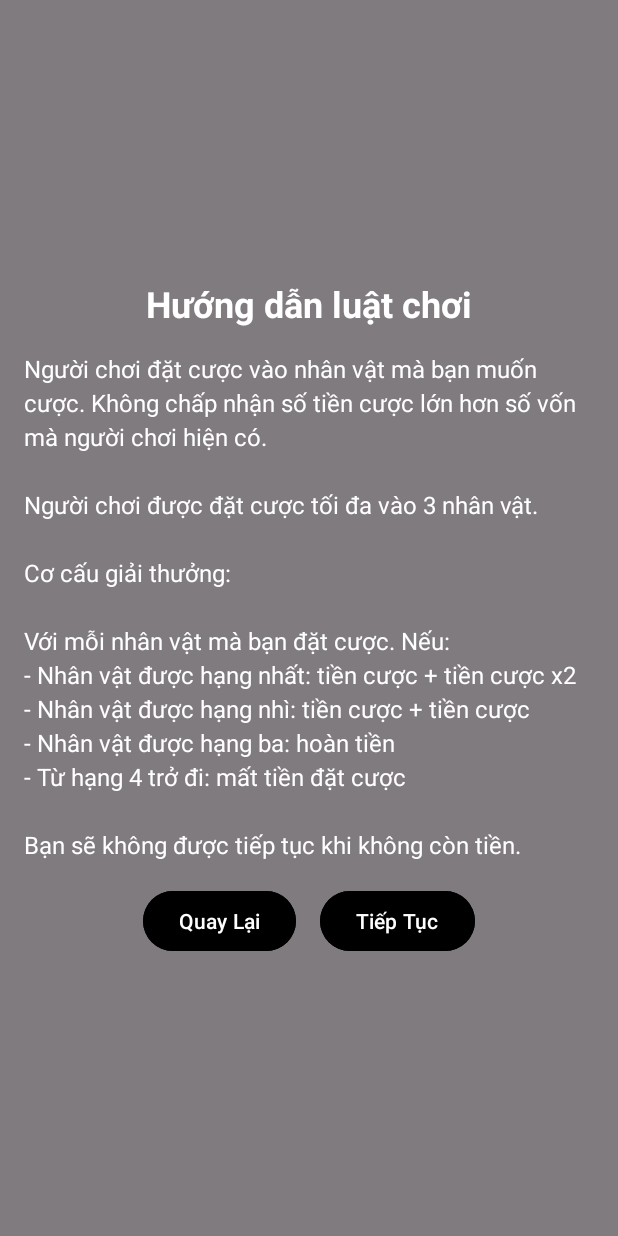
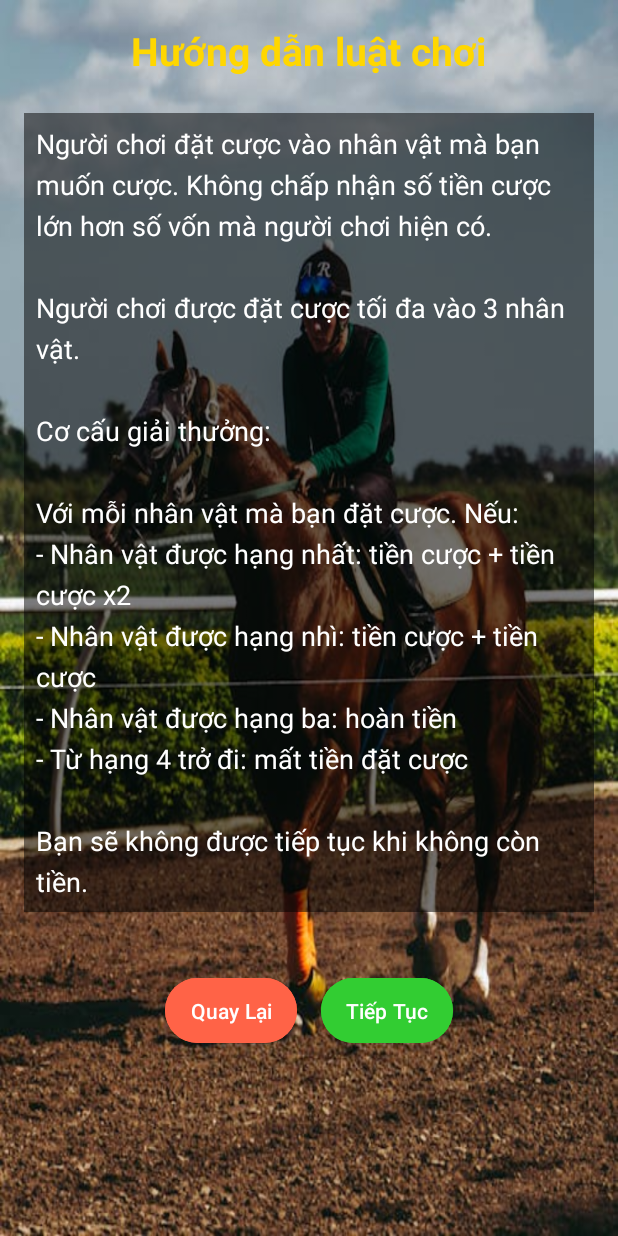
Before and after one commit to LeXuanPhuoc-lab/PRM392_MiniProject_HorseRacing, an Android app: the layout activity_rule.xml on its own in the app's theme, with its tools: preview values and no code run, on a phone screen of 412 x 824 dp. Run offline under Robolectric (Android 15) with nearby library versions, the phone set to English and light mode, and no system bars.

Commit message:
add rule

```diff
--- a/app/src/main/AndroidManifest.xml
+++ b/app/src/main/AndroidManifest.xml
@@ -38,6 +38,7 @@
 <!--                <category android:name="android.intent.category.LAUNCHER" />-->
 <!--            </intent-filter>-->
         </activity>
+        <activity android:name=".RuleActivity" android:exported="false"/>
     </application>
 
 </manifest>
--- a/app/src/main/java/com/example/horseracing/LoginActivity.java
+++ b/app/src/main/java/com/example/horseracing/LoginActivity.java
@@ -38,7 +38,7 @@ public class LoginActivity extends AppCompatActivity {
         if (!checkInput()) {
             return;
         }
-        Intent intent = new Intent(this, SelectCharacters.class);
+        Intent intent = new Intent(this, RuleActivity.class);
         startActivity(intent);
     }
 }
--- a/app/src/main/java/com/example/horseracing/RaceTrackActivity.java
+++ b/app/src/main/java/com/example/horseracing/RaceTrackActivity.java
@@ -8,9 +8,11 @@ import android.os.Bundle;
 import androidx.activity.EdgeToEdge;
 import androidx.appcompat.app.AppCompatActivity;
 
+import android.view.View;
 import android.widget.Button;
 import android.widget.EditText;
 import android.os.Handler;
+import android.widget.ImageView;
 import android.widget.TextView;
 import android.widget.Toast;
 
@@ -36,6 +38,7 @@ public class RaceTrackActivity extends AppCompatActivity {
     private EditText pinkBet;
     private TextView balance;
     private Button btnStart;
+    private ImageView imgRule;
     private final Handler handler = new Handler();
     private boolean isRunning = false;
     private final List<String> winners = new ArrayList<>();
@@ -92,8 +95,6 @@ public class RaceTrackActivity extends AppCompatActivity {
                 startRace();
             }
         });
-
-
         if (getIntent() != null) {
             int redCharImageId = getIntent().getIntExtra("redCharImageId", 0);
             int blueCharImageId = getIntent().getIntExtra("blueCharImageId", 0);
--- a/app/src/main/res/layout/activity_rule.xml
+++ b/app/src/main/res/layout/activity_rule.xml
@@ -5,39 +5,43 @@
     android:orientation="vertical"
     android:padding="16dp"
     android:background="@drawable/rule_background"
-    android:gravity="center"
-    android:backgroundTint="#80000000">
+    android:gravity="start"
+    >
+
 
 <TextView
 android:id="@+id/tvTitle"
 android:layout_width="wrap_content"
 android:layout_height="wrap_content"
 android:text="Hướng dẫn luật chơi"
-android:textSize="24sp"
+android:textSize="26sp"
 android:textStyle="bold"
-android:textColor="#FFFFFF"
-android:layout_gravity="center_horizontal"
-android:paddingBottom="16dp"/>
+android:textColor="#FFD700"
+    android:layout_gravity="center_horizontal"
+    android:paddingBottom="24dp" />
 
-    <!-- Nội dung luật chơi -->
+
 <TextView
 android:id="@+id/tvGameRules"
 android:layout_width="match_parent"
 android:layout_height="wrap_content"
 android:text="Người chơi đặt cược vào nhân vật mà bạn muốn cược. Không chấp nhận số tiền cược lớn hơn số vốn mà người chơi hiện có.\n\nNgười chơi được đặt cược tối đa vào 3 nhân vật.\n\nCơ cấu giải thưởng:\n\nVới mỗi nhân vật mà bạn đặt cược. Nếu:\n- Nhân vật được hạng nhất: tiền cược + tiền cược x2\n- Nhân vật được hạng nhì: tiền cược + tiền cược\n- Nhân vật được hạng ba: hoàn tiền\n- Từ hạng 4 trở đi: mất tiền đặt cược\n\nBạn sẽ không được tiếp tục khi không còn tiền."
-android:textSize="16sp"
-android:paddingBottom="16dp"
-android:lineSpacingExtra="4dp"
-android:textColor="#FFFFFF"/>
+android:textSize="18sp"
+    android:padding="8dp"
+    android:lineSpacingExtra="6dp"
+    android:textColor="#FFFFFF"
+    android:background="#80000000"
+    android:layout_marginBottom="24dp" />
 
-    <!-- Nút quay lại và tiếp tục -->
+
 <LinearLayout
 android:layout_width="match_parent"
 android:layout_height="wrap_content"
 android:orientation="horizontal"
-android:gravity="center">
+android:gravity="center"
+android:layout_marginTop="16dp">
 
-<!-- Nút Quay Lại -->
+
 <Button
     android:id="@+id/btnBack"
     android:layout_width="wrap_content"
@@ -45,15 +49,17 @@ android:gravity="center">
     android:text="Quay Lại"
     android:layout_marginEnd="16dp"
     android:textColor="#FFFFFF"
-    android:backgroundTint="#000000"/>
+    android:backgroundTint="#FF6347"
+android:padding="12dp" />
 
-<!-- Nút Tiếp Tục -->
+
 <Button
     android:id="@+id/btnContinue"
     android:layout_width="wrap_content"
     android:layout_height="wrap_content"
     android:text="Tiếp Tục"
     android:textColor="#FFFFFF"
-    android:backgroundTint="#000000"/>
+    android:backgroundTint="#32CD32"
+android:padding="12dp" />
 </LinearLayout>
     </LinearLayout>
```
Also changed, not shown: app/src/main/java/com/example/horseracing/RuleActivity.java (+12 -4 lines).
